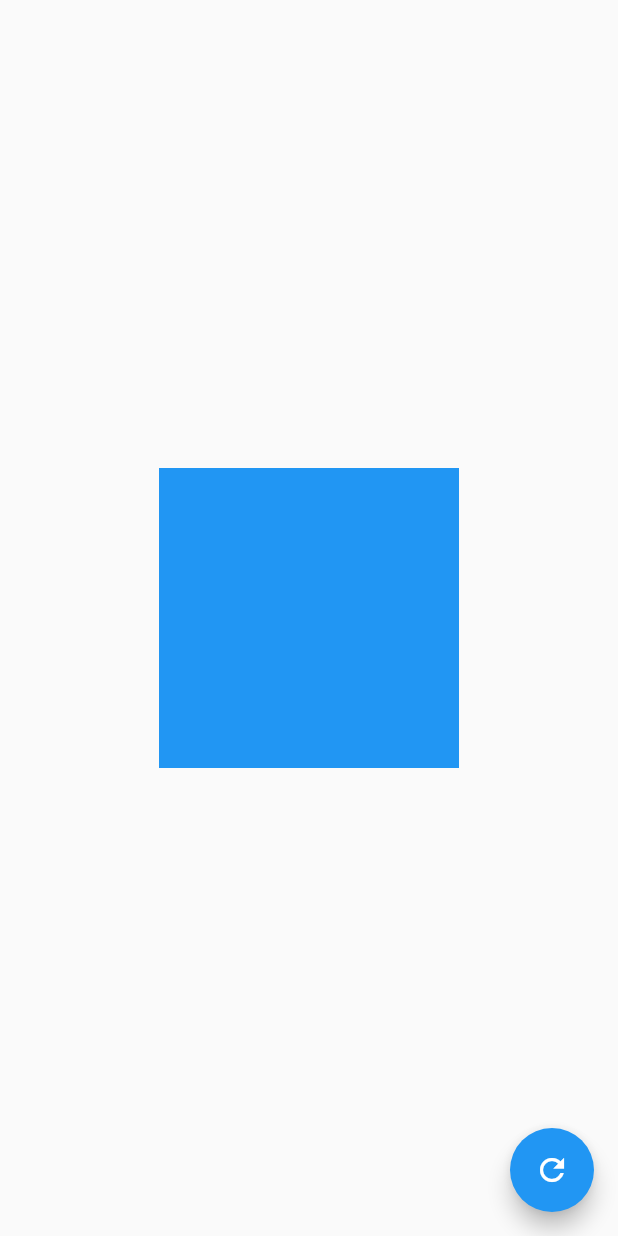
After one commit to DaoSuper/flutter_booklet, a Flutter app: the screen it shows after launch, after a tap on "DirectionalityDemo", on a phone screen of 412 x 824 dp. The commit adds this screen. Run offline on Flutter 3.47's test engine with Material 2 defaults, Android fonts, the phone set to English and light mode, and no system bars; network calls fail.

Commit message:
proxywidget探索

```diff
--- /dev/null
+++ b/lib/pages/irender/09_proxy/color_provider.dart
@@ -0,0 +1,88 @@
+import 'package:flutter/material.dart';
+
+class ColorProviderDemo extends StatefulWidget {
+  const ColorProviderDemo({Key? key}) : super(key: key);
+
+  @override
+  State<ColorProviderDemo> createState() => _ColorProviderDemoState();
+}
+
+class _ColorProviderDemoState extends State<ColorProviderDemo> {
+  bool _red = false;
+
+  @override
+  Widget build(BuildContext context) {
+    return Scaffold(
+      floatingActionButton: FloatingActionButton(
+        onPressed: toggle,
+        child: const Icon(Icons.refresh),
+      ),
+      body: Center(
+          child: ColorProvider(
+        color: _red ? Colors.red : Colors.blue,
+        child: const StfA(),
+      )),
+    );
+  }
+
+  void toggle() {
+    setState(() {
+      _red = !_red;
+    });
+  }
+}
+
+class StfA extends StatefulWidget {
+  const StfA({Key? key}) : super(key: key);
+
+  @override
+  State<StfA> createState() => _StfAState();
+}
+
+//    Color? color =  ColorProvider.maybeOf(context);
+//     print(color);
+class _StfAState extends State<StfA> {
+  @override
+  void initState() {
+    super.initState();
+
+  }
+
+  @override
+  void didChangeDependencies() {
+    super.didChangeDependencies();
+    Color? color = ColorProvider.maybeOf(context);
+    print(color);
+    print('========didChangeDependencies===========');
+  }
+
+  @override
+  Widget build(BuildContext context) {
+    Color? color = ColorProvider.maybeOf(context);
+    print('========build===========');
+    return Container(
+      width: 200,
+      height: 200,
+      color: color,
+    );
+  }
+}
+
+class ColorProvider extends InheritedWidget {
+
+  const ColorProvider({
+    Key? key,
+    required this.color,
+    required Widget child,
+  }) : super(key: key, child: child);
+
+  final Color color;
+
+  static Color? maybeOf(BuildContext context) {
+    final ColorProvider? widget = context.dependOnInheritedWidgetOfExactType<ColorProvider>();
+    return widget?.color;
+  }
+
+  @override
+  bool updateShouldNotify(ColorProvider oldWidget) => color != oldWidget.color;
+}
--- a/lib/pages/irender/irender_page.dart
+++ b/lib/pages/irender/irender_page.dart
@@ -5,6 +5,8 @@ import 'package:flutter_booklet/pages/irender/08_key/global_key_demo/global_key_
 import 'package:flutter_booklet/pages/irender/08_key/key_demo.dart';
 import 'package:flutter_booklet/pages/irender/08_key/key_demo2.dart';
 import 'package:flutter_booklet/pages/irender/08_key/no_key_demo.dart';
+import 'package:flutter_booklet/pages/irender/09_proxy/color_provider.dart';
+import 'package:flutter_booklet/pages/irender/09_proxy/parent_data_widget_demo.dart';
 import 'package:flutter_booklet/pages/irender/state_demo/state_demo.dart';
 import 'package:flutter_booklet/routes/app_router.dart';
 import 'package:flutter_booklet/widgets/dao_button.dart';
@@ -70,6 +72,18 @@ class IRenderPage extends StatelessWidget {
                   AppRouter.toPage(context, const GlobalKeyDemo());
                 }
               ),
+              ItemBtn(
+                btnName: 'DirectionalityDemo',
+                onPressed: (){
+                  AppRouter.toPage(context, const ColorProviderDemo());
+                }
+              ),
+              ItemBtn(
+                btnName: 'ParentDataWidgetDemo',
+                onPressed: (){
+                  AppRouter.toPage(context, const ParentDataWidgetDemo());
+                }
+              ),
             ],
           ),
         ),
```
Also changed, not shown: lib/pages/irender/09_proxy/parent_data_widget_demo.dart (added, +33 -0 lines).
